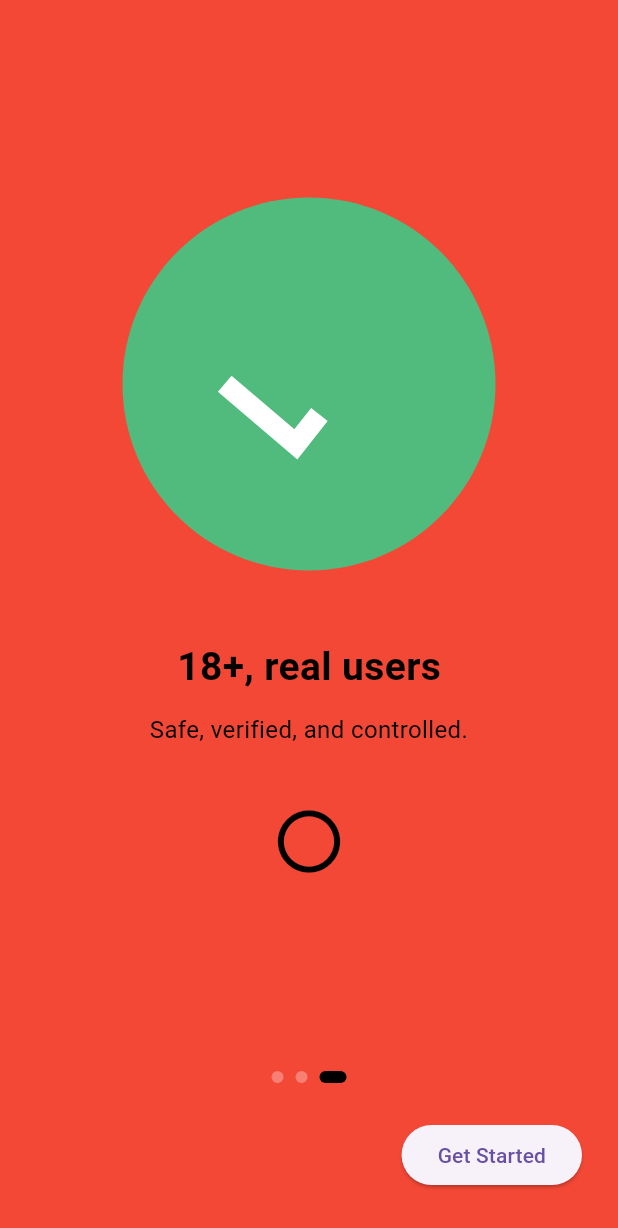
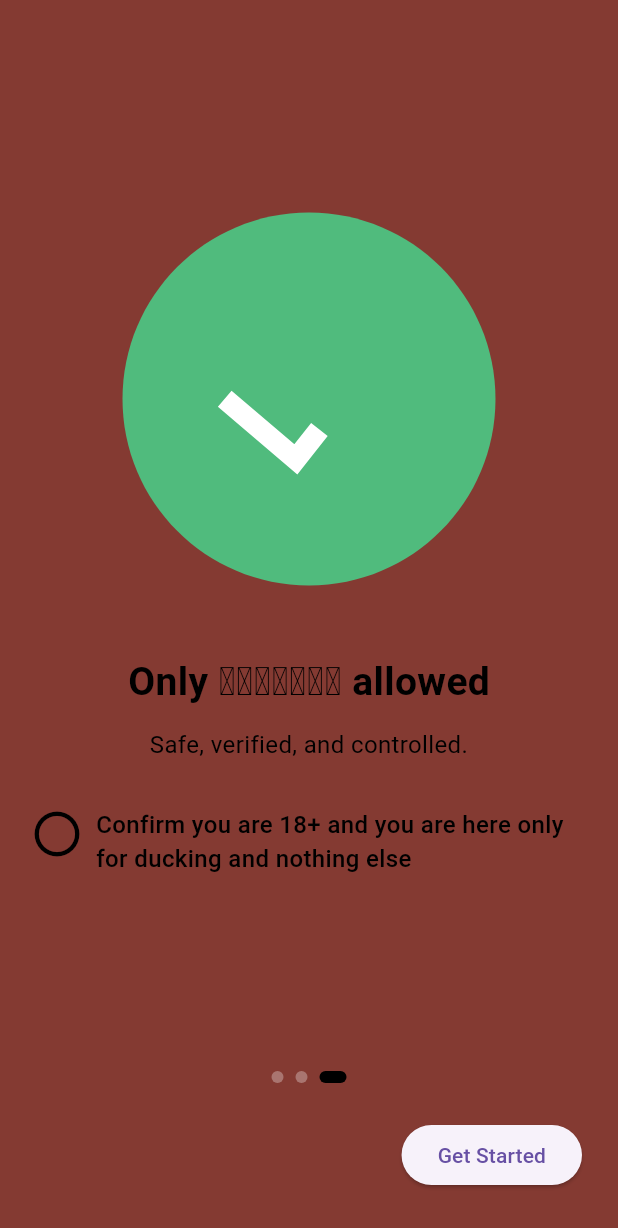
Before and after one commit to SudheshHegde2002/duckBuddy, a Flutter app: the screen it shows after launch, swiped to page 3, on a phone screen of 412 x 824 dp. Shown: the top 1228 px of the screen. Run offline on Flutter 3.47's test engine with Material 3 defaults, Android fonts, the light colour scheme and no system bars; our stand-ins replace lottie.

Commit message:
changed wordings and colors

```diff
--- a/lib/features/onboarding_page.dart
+++ b/lib/features/onboarding_page.dart
@@ -16,16 +16,12 @@ class OnboardingPage extends StatelessWidget {
     required this.onTickChanged,
   });
 
-
   @override
   Widget build(BuildContext context) {
     return Column(
       mainAxisAlignment: MainAxisAlignment.center,
       children: [
-        SizedBox(
-          height: 280,
-          child: Lottie.asset(data.anim),
-        ),
+        SizedBox(height: 280, child: Lottie.asset(data.anim)),
 
         const SizedBox(height: 30),
 
@@ -49,24 +45,44 @@ class OnboardingPage extends StatelessWidget {
           ),
         ),
 
-            if (isLast)
-            Padding(
-                padding: const EdgeInsets.only(top: 30),
-                child: IconButton(
-                iconSize: 50,
-                icon: Icon(
+        if (isLast)
+          Padding(
+            padding: const EdgeInsets.only(top: 30, left: 20, right: 20),
+            child: InkWell(
+              borderRadius: BorderRadius.circular(8),
+              onTap: () {
+                onTickChanged(!isTicked);
+              },
+              child: Row(
+                crossAxisAlignment: CrossAxisAlignment.start,
+                children: [
+                  Icon(
                     isTicked
                         ? Icons.check_circle
                         : Icons.radio_button_unchecked,
                     color: Colors.black,
-                ),
-                onPressed: () {
-                    onTickChanged(!isTicked);
-                },
-                ),
+                    size: 36,
+                  ),
+
+                  const SizedBox(width: 8),
+
+                  Expanded(
+                    child: Text(
+                      "Confirm you are 18+ and you are here only for ducking and nothing else",
+                      softWrap: true,
+                      maxLines: 3,
+                      style: const TextStyle(
+                        fontSize: 16,
+                        color: Colors.black,
+                        fontWeight: FontWeight.w500,
+                      ),
+                    ),
+                  ),
+                ],
+              ),
             ),
-
-                ],
+          ),
+      ],
     );
   }
 }
--- a/lib/features/onboarding_screen.dart
+++ b/lib/features/onboarding_screen.dart
@@ -1,7 +1,6 @@
 import 'package:flutter/material.dart';
 import 'onboarding_page.dart';
 import 'onboarding_model.dart';
-
 
 class OnboardingScreen extends StatefulWidget {
   const OnboardingScreen({super.key});
@@ -15,33 +14,33 @@ class _OnboardingScreenState extends State<OnboardingScreen> {
   int _index = 0;
   bool _isTicked = false;
 
-
   final pages = const [
     OnboardingPageData(
       title: "Duck the pressure. Keep it casual.",
-    desc: "Duck (on duckBuddy): To intentionally avoid emotional pressure, long-term commitments, and relationship DRAMA",
+      desc:
+          "Duck (on duckBuddy): To intentionally avoid emotional pressure, long-term commitments, and relationship DRAMA",
       anim: "assets/animations/CANARD.json",
     ),
     OnboardingPageData(
       title: "Find your 'duck'Buddy",
-    desc: "Swipe through profiles, find your vibe. duckBuddy (on duckBuddy): A person who helps you in ducking, as they are here for ducking too!",
+      desc:
+          "Swipe through profiles, find your vibe. duckBuddy (on duckBuddy): A person who helps you in ducking, as they are here for ducking too!",
       anim: "assets/animations/duck.json",
     ),
     OnboardingPageData(
-    title: "18+, real users",
+      title: "Only 𝑫𝒖𝒄𝒌𝒆𝒓𝒔 allowed",
       desc: "Safe, verified, and controlled.",
       anim: "assets/animations/verification.json",
     ),
   ];
-
 
   @override
   Widget build(BuildContext context) {
     return AnimatedContainer(
       duration: const Duration(milliseconds: 800), // slow smooth transition
       color: _index == pages.length - 1
-      ? (_isTicked ? Colors.yellow : Colors.red)
-      : Colors.yellow,
+          ? (_isTicked ? const Color.fromARGB(255, 196, 181, 48) : const Color.fromARGB(255, 130, 54, 50))
+          : const Color.fromARGB(255, 196, 181, 48),
       curve: Curves.easeInOut,
       child: Scaffold(
         backgroundColor: Colors.transparent,
@@ -103,9 +102,7 @@ Widget build(BuildContext context) {
                         }
                       },
                       child: Text(
-                    _index == pages.length - 1
-                        ? "Get Started"
-                        : "Next",
+                        _index == pages.length - 1 ? "Get Started" : "Next",
                       ),
                     ),
                   ],
@@ -116,6 +113,7 @@ Widget build(BuildContext context) {
             ],
           ),
         ),
-  ));
+      ),
+    );
   }
 }
```
Lines whose indentation alone changed are shown as unchanged.
